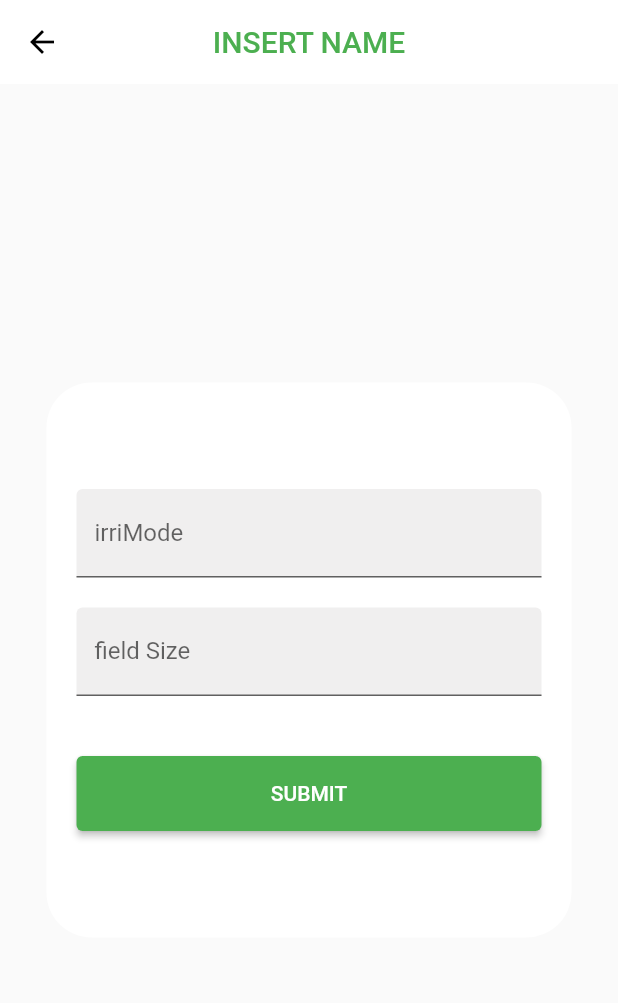
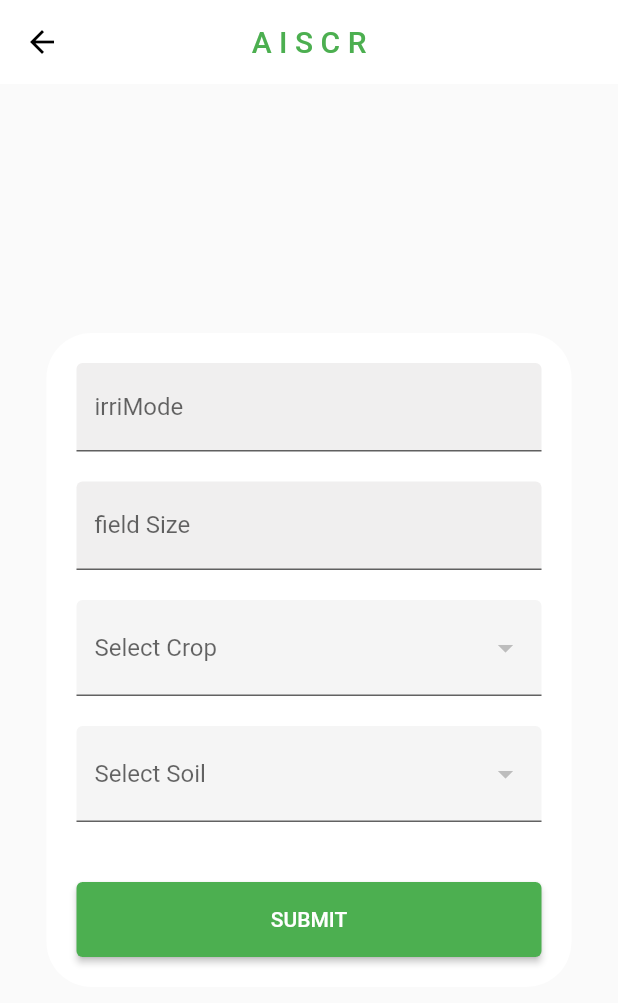
Before and after one commit to arunmaygopal/android_1, a Flutter app: the MyFormPage screen opened directly, on a phone screen of 412 x 824 dp. Shown: the top 1003 px of the screen. Run offline on Flutter 3.47's test engine with Material 2 defaults, Android fonts, the phone set to English and light mode, and no system bars; our stand-ins replace cloud_firestore, firebase_auth, firebase_core; accounts and stored records are empty.

Commit message:
Dropdown field done for crops and soil

```diff
--- a/lib/main.dart
+++ b/lib/main.dart
@@ -1,11 +1,11 @@
 import 'package:firebase_core/firebase_core.dart';
 import 'package:flutter/material.dart';
 import 'package:my_actual_first_project/dashboard.dart';
+import 'package:my_actual_first_project/manual.dart';
 import 'package:my_actual_first_project/myform.dart';
 import 'package:my_actual_first_project/signup.dart';
 
-
-void main() async{
+void main() async {
   WidgetsFlutterBinding.ensureInitialized();
 
   await Firebase.initializeApp();
@@ -17,7 +17,7 @@ class MyApp extends StatelessWidget {
   Widget build(BuildContext context) {
     return MaterialApp(
       title: 'Your App Title',
-      home: DashboardPage(),
+      home: SignUpPage(),
     );
   }
 }
--- a/lib/myform.dart
+++ b/lib/myform.dart
@@ -12,9 +12,11 @@ class MyFormPage extends StatefulWidget {
 
 class _MyFormPageState extends State<MyFormPage> {
   String cropName = '';
+  String? crop = "";
   String fieldSize = '';
   String soilType = '';
   List<String> cropList = [];
+  List<String> soilList = [];
 
   final _formKey = GlobalKey<FormState>();
   final TextEditingController _fieldSizeController = TextEditingController();
@@ -24,24 +26,94 @@ class _MyFormPageState extends State<MyFormPage> {
   void initState() {
     super.initState();
     fetchCropList();
+    fetchSoilList();
   }
 
   Future<void> fetchCropList() async {
-    final snapshot = await FirebaseFirestore.instance.collection('crop').get();
-    final List<String> cropList = snapshot.docs.map((e) => e.id).toList();
-    setState(() {
-      this.cropList = cropList;
-    });
+    List<String> cropNames = [];
+
+    try {
+      // Access the Firestore instance
+      FirebaseFirestore firestore = FirebaseFirestore.instance;
+
+      // Get a reference to the collection
+      CollectionReference collectionRef = firestore.collection('crop');
+
+      // Fetch all documents in the collection
+      QuerySnapshot querySnapshot = await collectionRef.get();
+
+      // Iterate through each document
+      querySnapshot.docs.forEach((DocumentSnapshot doc) {
+        // Get the value of the 'name' field
+        String cropName = doc.get('cropname');
+
+        // Add the cropName to the list
+        cropNames.add(cropName);
+      });
+      setState(() {
+        cropList = cropNames;
+      });
+    } catch (e) {
+      print('Error fetching crop names: $e');
+    }
+  }
+
+  Future<void> fetchSoilList() async {
+    List<String> soilNames = [];
+
+    try {
+      // Access the Firestore instance
+      FirebaseFirestore firestore = FirebaseFirestore.instance;
+
+      // Get a reference to the collection
+      CollectionReference collectionRef = firestore.collection('soil');
+
+      // Fetch all documents in the collection
+      QuerySnapshot querySnapshot = await collectionRef.get();
+
+      // Iterate through each document
+      querySnapshot.docs.forEach((DocumentSnapshot doc) {
+        // Get the value of the 'name' field
+        String soilName = doc.get('soilname');
+
+        // Add the cropName to the list
+        soilNames.add(soilName);
+      });
+      setState(() {
+        soilList = soilNames;
+      });
+    } catch (e) {
+      print('Error fetching soil names: $e');
+    }
   }
 
   @override
   Widget build(BuildContext context) {
+    List<DropdownMenuItem<String>> items = [
+      for (int i = 0; i < cropList.length; i++)
+        DropdownMenuItem(
+          child: Text(cropList[i]),
+          value: cropList[i],
+        ),
+
+      // Add more items as needed
+    ];
+    List<DropdownMenuItem<String>> items2 = [
+      for (int i = 0; i < soilList.length; i++)
+        DropdownMenuItem(
+          child: Text(soilList[i]),
+          value: soilList[i],
+        ),
+
+      // Add more items as needed
+    ];
+
     return Scaffold(
       appBar: AppBar(
         elevation: 0,
         backgroundColor: Colors.white,
         title: const Text(
-          'INSERT NAME',
+          'A I S C R',
           style: TextStyle(color: Colors.green),
         ),
         centerTitle: true,
@@ -58,7 +130,6 @@ class _MyFormPageState extends State<MyFormPage> {
         child: Center(
           child: SingleChildScrollView(
             child: Container(
-              height: 370,
               width: 350,
               padding: const EdgeInsets.all(20.0),
               decoration: BoxDecoration(
@@ -106,6 +177,40 @@ class _MyFormPageState extends State<MyFormPage> {
                         fieldSize = value;
                       });
                     },
+                  ),
+                  const SizedBox(
+                    height: 20,
+                  ),
+                  DropdownButtonFormField(
+                    items: items,
+                    onTap: () {
+                      setState(() {
+                        crop = "asdf";
+                      });
+                    },
+                    onChanged: (value) {
+                      setState(() {
+                        crop = value;
+                      });
+                    },
+                    dropdownColor: Colors.grey,
+                    decoration:
+                        InputDecoration(labelText: 'Select Crop', filled: true),
+                  ),
+                  const SizedBox(
+                    height: 20,
+                  ),
+                  DropdownButtonFormField(
+                    items: items2,
+                    onTap: () {
+                      setState(() {});
+                    },
+                    onChanged: (value) {
+                      setState(() {});
+                    },
+                    dropdownColor: Colors.grey,
+                    decoration:
+                        InputDecoration(labelText: 'Select Soil', filled: true),
                   ),
                   const SizedBox(height: 40.0),
                   ElevatedButton(
```
Also changed, not shown: lib/manual.dart (+6 -2 lines), lib/signup.dart (+8 -8 lines).
